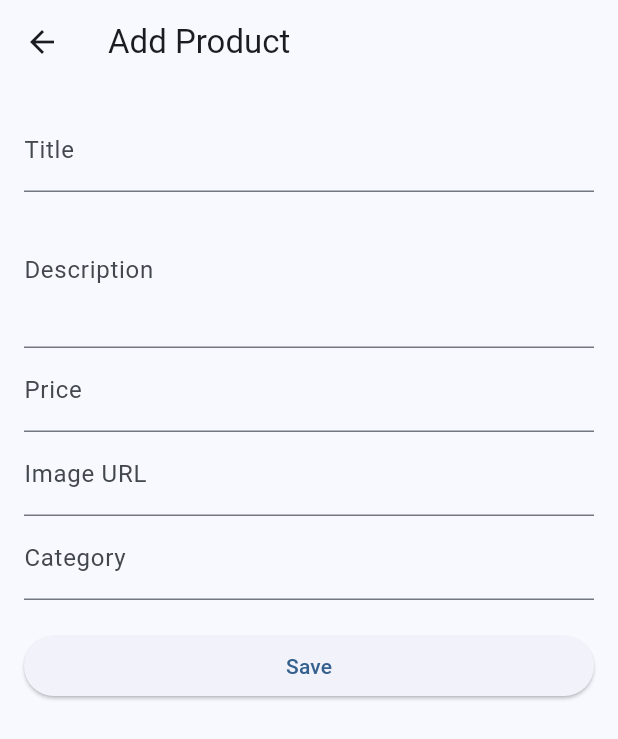
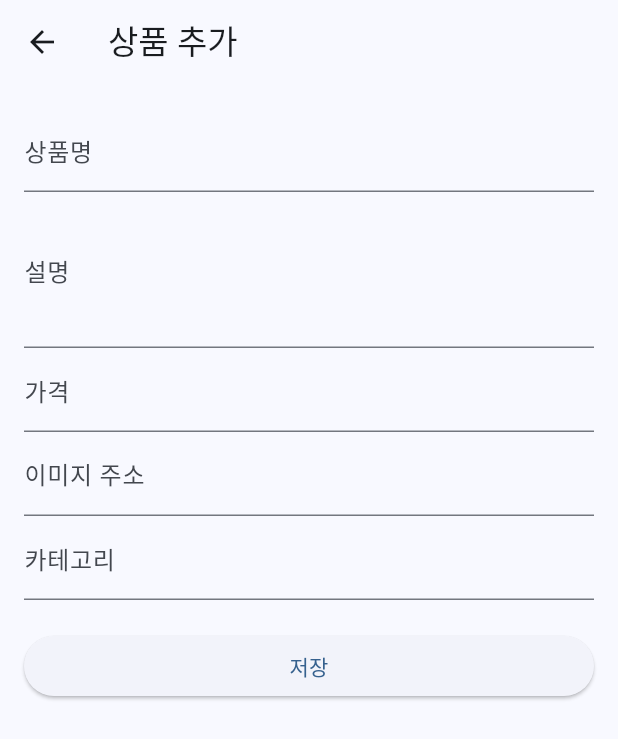
Before and after one commit to ParkTaeGyu/shopping-mall, a Flutter app: the AdminProductEditScreen screen opened by its route, on a phone screen of 412 x 824 dp. Shown: the top 739 px of the screen. Run offline on Flutter 3.47's test engine with Material 3 defaults, Android fonts, the phone set to English and light mode, and no system bars; our stand-ins replace flutter_dotenv, flutter_riverpod, go_router, supabase_flutter; accounts and stored records are empty.

Commit message:
Localize UI to Korean and rename app

```diff
--- a/lib/src/app.dart
+++ b/lib/src/app.dart
@@ -10,7 +10,7 @@ class MyApp extends ConsumerWidget {
     final router = ref.watch(routerProvider);
 
     return MaterialApp.router(
-      title: 'Copang',
+      title: '미용재료 쇼핑몰',
       theme: ThemeData(
         colorScheme: ColorScheme.fromSeed(seedColor: Colors.blue),
         useMaterial3: true,
--- a/lib/src/core/scaffold_with_nav_bar.dart
+++ b/lib/src/core/scaffold_with_nav_bar.dart
@@ -27,22 +27,22 @@ class ScaffoldWithNavBar extends StatelessWidget {
           NavigationDestination(
             icon: Icon(Icons.home_outlined),
             selectedIcon: Icon(Icons.home),
-            label: 'Home',
+            label: '홈',
           ),
           NavigationDestination(
             icon: Icon(Icons.grid_view_outlined),
             selectedIcon: Icon(Icons.grid_view),
-            label: 'Categories',
+            label: '카테고리',
           ),
           NavigationDestination(
             icon: Icon(Icons.shopping_cart_outlined),
             selectedIcon: Icon(Icons.shopping_cart),
-            label: 'Cart',
+            label: '장바구니',
           ),
           NavigationDestination(
             icon: Icon(Icons.person_outlined),
             selectedIcon: Icon(Icons.person),
-            label: 'Profile',
+            label: '내 정보',
           ),
         ],
       ),
--- a/lib/src/features/admin_dashboard/presentation/admin_dashboard_screen.dart
+++ b/lib/src/features/admin_dashboard/presentation/admin_dashboard_screen.dart
@@ -14,16 +14,16 @@ class AdminDashboardScreen extends ConsumerWidget {
 
     return Scaffold(
       appBar: AppBar(
-        title: const Text('Admin Dashboard'),
+        title: const Text('관리자 대시보드'),
         actions: [
           IconButton(
             icon: const Icon(Icons.list_alt),
-            tooltip: 'Manage Orders',
+            tooltip: '주문 관리',
             onPressed: () => context.go('/admin/orders'),
           ),
           IconButton(
             icon: const Icon(Icons.people),
-            tooltip: 'Manage Users',
+            tooltip: '사용자 관리',
             onPressed: () => context.go('/admin/users'),
           ),
           IconButton(
@@ -73,7 +73,7 @@ class AdminDashboardScreen extends ConsumerWidget {
           },
         ),
         loading: () => const Center(child: CircularProgressIndicator()),
-        error: (err, stack) => Center(child: Text('Error: $err')),
+        error: (err, stack) => Center(child: Text('오류: $err')),
       ),
       floatingActionButton: FloatingActionButton(
         onPressed: () => context.go('/admin/dashboard/product/add'),
--- a/lib/src/features/admin_dashboard/presentation/admin_order_list_screen.dart
+++ b/lib/src/features/admin_dashboard/presentation/admin_order_list_screen.dart
@@ -11,11 +11,11 @@ class AdminOrderListScreen extends ConsumerWidget {
     final ordersAsync = ref.watch(adminOrdersProvider);
 
     return Scaffold(
-      appBar: AppBar(title: const Text('Order Management')),
+      appBar: AppBar(title: const Text('주문 관리')),
       body: ordersAsync.when(
         data: (orders) {
           if (orders.isEmpty) {
-            return const Center(child: Text('No orders found'));
+            return const Center(child: Text('주문이 없습니다'));
           }
           return ListView.builder(
             itemCount: orders.length,
@@ -24,16 +24,16 @@ class AdminOrderListScreen extends ConsumerWidget {
               return Card(
                 margin: const EdgeInsets.all(8),
                 child: ExpansionTile(
-                  title: Text('Order #${order.id}'),
+                  title: Text('주문 #${order.id}'),
                   subtitle: Text(
-                    '${order.createdAt.toString().split('.')[0]} - \$${order.totalAmount}\nStatus: ${order.status.label}',
+                    '${order.createdAt.toString().split('.')[0]} - \$${order.totalAmount}\n상태: ${order.status.label}',
                   ),
                   children: [
                     Padding(
                       padding: const EdgeInsets.all(16.0),
                       child: Row(
                         children: [
-                          const Text('Update Status: '),
+                          const Text('상태 변경: '),
                           const SizedBox(width: 10),
                           DropdownButton<app_order.OrderStatus>(
                             value: order.status,
@@ -60,7 +60,7 @@ class AdminOrderListScreen extends ConsumerWidget {
           );
         },
         loading: () => const Center(child: CircularProgressIndicator()),
-        error: (err, stack) => Center(child: Text('Error: $err')),
+        error: (err, stack) => Center(child: Text('오류: $err')),
       ),
     );
   }
--- a/lib/src/features/admin_dashboard/presentation/admin_product_edit_screen.dart
+++ b/lib/src/features/admin_dashboard/presentation/admin_product_edit_screen.dart
@@ -65,7 +65,7 @@ class _AdminProductEditScreenState extends ConsumerState<AdminProductEditScreen>
 
       if (mounted) context.pop();
     } catch (e) {
-      if (mounted) ScaffoldMessenger.of(context).showSnackBar(SnackBar(content: Text('Error: $e')));
+      if (mounted) ScaffoldMessenger.of(context).showSnackBar(SnackBar(content: Text('오류: $e')));
     } finally {
       if (mounted) setState(() => _isLoading = false);
     }
@@ -74,7 +74,7 @@ class _AdminProductEditScreenState extends ConsumerState<AdminProductEditScreen>
   @override
   Widget build(BuildContext context) {
     return Scaffold(
-      appBar: AppBar(title: Text(widget.productId == null ? 'Add Product' : 'Edit Product')),
+      appBar: AppBar(title: Text(widget.productId == null ? '상품 추가' : '상품 수정')),
       body: _isLoading
           ? const Center(child: CircularProgressIndicator())
           : Padding(
@@ -85,33 +85,33 @@ class _AdminProductEditScreenState extends ConsumerState<AdminProductEditScreen>
                   children: [
                     TextFormField(
                       controller: _titleController,
-                      decoration: const InputDecoration(labelText: 'Title'),
-                      validator: (v) => v!.isEmpty ? 'Required' : null,
+                      decoration: const InputDecoration(labelText: '상품명'),
+                      validator: (v) => v!.isEmpty ? '필수 입력' : null,
                     ),
                     TextFormField(
                       controller: _descriptionController,
-                      decoration: const InputDecoration(labelText: 'Description'),
+                      decoration: const InputDecoration(labelText: '설명'),
                       maxLines: 3,
                     ),
                     TextFormField(
                       controller: _priceController,
-                      decoration: const InputDecoration(labelText: 'Price'),
+                      decoration: const InputDecoration(labelText: '가격'),
                       keyboardType: TextInputType.number,
-                      validator: (v) => double.tryParse(v!) == null ? 'Invalid number' : null,
+                      validator: (v) => double.tryParse(v!) == null ? '올바른 숫자를 입력해주세요' : null,
                     ),
                     TextFormField(
                       controller: _imageUrlController,
-                      decoration: const InputDecoration(labelText: 'Image URL'),
+                      decoration: const InputDecoration(labelText: '이미지 주소'),
                     ),
                     TextFormField(
                       controller: _categoryController,
-                      decoration: const InputDecoration(labelText: 'Category'),
-                      validator: (v) => v!.isEmpty ? 'Required' : null,
+                      decoration: const InputDecoration(labelText: '카테고리'),
+                      validator: (v) => v!.isEmpty ? '필수 입력' : null,
                     ),
                     const SizedBox(height: 20),
                     ElevatedButton(
                       onPressed: _save,
-                      child: const Text('Save'),
+                      child: const Text('저장'),
                     ),
                   ],
                 ),
--- a/lib/src/features/admin_dashboard/presentation/admin_user_list_screen.dart
+++ b/lib/src/features/admin_dashboard/presentation/admin_user_list_screen.dart
@@ -12,11 +12,11 @@ class AdminUserListScreen extends ConsumerWidget {
     final usersAsync = ref.watch(adminUsersProvider);
 
     return Scaffold(
-      appBar: AppBar(title: const Text('User Management')),
+      appBar: AppBar(title: const Text('사용자 관리')),
       body: usersAsync.when(
         data: (users) {
           if (users.isEmpty) {
-            return const Center(child: Text('No users found'));
+            return const Center(child: Text('사용자가 없습니다'));
           }
           return ListView.builder(
             itemCount: users.length,
@@ -26,10 +26,10 @@ class AdminUserListScreen extends ConsumerWidget {
                 margin: const EdgeInsets.symmetric(horizontal: 16, vertical: 8),
                 child: ListTile(
                   leading: CircleAvatar(
-                    child: Text(user.role == UserRole.admin ? 'A' : 'U'),
+                    child: Text(user.role == UserRole.admin ? '관' : '일'),
                   ),
                   title: Text(user.email),
-                  subtitle: Text('ID: ${user.id}'),
+                  subtitle: Text('아이디: ${user.id}'),
                   trailing: DropdownButton<UserRole>(
                     value: user.role,
                     onChanged: (newRole) async {
@@ -37,16 +37,16 @@ class AdminUserListScreen extends ConsumerWidget {
                          bool confirm = await showDialog(
                           context: context,
                           builder: (context) => AlertDialog(
-                            title: const Text('Change Role'),
-                            content: Text("Change ${user.email}'s role to ${newRole.label}?"),
+                            title: const Text('권한 변경'),
+                            content: Text('${user.email}의 권한을 ${newRole.label}로 변경할까요?'),
                             actions: [
                               TextButton(
                                 onPressed: () => Navigator.of(context).pop(false),
-                                child: const Text('Cancel'),
+                                child: const Text('취소'),
                               ),
                               TextButton(
                                 onPressed: () => Navigator.of(context).pop(true),
-                                child: const Text('Confirm'),
+                                child: const Text('확인'),
                               ),
                             ],
                           ),
@@ -71,7 +71,7 @@ class AdminUserListScreen extends ConsumerWidget {
           );
         },
         loading: () => const Center(child: CircularProgressIndicator()),
-        error: (err, stack) => Center(child: Text('Error: $err')),
+        error: (err, stack) => Center(child: Text('오류: $err')),
       ),
     );
   }
--- a/lib/src/features/auth/presentation/login_screen.dart
+++ b/lib/src/features/auth/presentation/login_screen.dart
@@ -37,7 +37,7 @@ class _LoginScreenState extends ConsumerState<LoginScreen> {
         setState(() => _isLoading = false);
         if (!success) {
           ScaffoldMessenger.of(context).showSnackBar(
-            const SnackBar(content: Text('Login failed. Check ID (Email format) & Password.')),
+            const SnackBar(content: Text('로그인 실패. 이메일 형식과 비밀번호를 확인해주세요.')),
           );
         }
       }
@@ -51,7 +51,7 @@ class _LoginScreenState extends ConsumerState<LoginScreen> {
       if (!email.contains('@')) {
          setState(() => _isLoading = false);
          ScaffoldMessenger.of(context).showSnackBar(
-            const SnackBar(content: Text('Please enter a valid email for Sign Up.')),
+            const SnackBar(content: Text('회원가입은 이메일 형식이 필요합니다.')),
           );
           return;
       }
@@ -64,11 +64,11 @@ class _LoginScreenState extends ConsumerState<LoginScreen> {
         setState(() => _isLoading = false);
         if (success) {
            ScaffoldMessenger.of(context).showSnackBar(
-            const SnackBar(content: Text('Sign Up successful! Please Login.')),
+            const SnackBar(content: Text('회원가입 완료. 로그인해주세요.')),
           );
         } else {
           ScaffoldMessenger.of(context).showSnackBar(
-            const SnackBar(content: Text('Sign Up failed. Email might be already in use.')),
+            const SnackBar(content: Text('회원가입 실패. 이미 사용 중인 이메일일 수 있어요.')),
           );
         }
       }
@@ -78,7 +78,7 @@ class _LoginScreenState extends ConsumerState<LoginScreen> {
   @override
   Widget build(BuildContext context) {
     return Scaffold(
-      appBar: AppBar(title: const Text('Login')),
+      appBar: AppBar(title: const Text('로그인')),
       body: Center(
         child: Padding(
           padding: const EdgeInsets.all(24.0),
@@ -89,20 +89,20 @@ class _LoginScreenState extends ConsumerState<LoginScreen> {
               children: [
                 TextFormField(
                   controller: _emailController,
-                  decoration: const InputDecoration(labelText: 'Email'),
+                  decoration: const InputDecoration(labelText: '이메일'),
                   validator: (value) {
-                    if (value == null || value.isEmpty) return 'Please enter email';
-                    if (!value.contains('@')) return 'Please enter a valid email';
+                    if (value == null || value.isEmpty) return '이메일을 입력해주세요';
+                    if (!value.contains('@')) return '유효한 이메일을 입력해주세요';
                     return null;
                   },
                 ),
                 const SizedBox(height: 16),
                 TextFormField(
                   controller: _passwordController,
-                  decoration: const InputDecoration(labelText: 'Password'),
+                  decoration: const InputDecoration(labelText: '비밀번호'),
                   obscureText: true,
                   validator: (value) =>
-                      value == null || value.isEmpty ? 'Please enter password' : null,
+                      value == null || value.isEmpty ? '비밀번호를 입력해주세요' : null,
                 ),
                 const SizedBox(height: 24),
                 Row(
@@ -110,12 +110,12 @@ class _LoginScreenState extends ConsumerState<LoginScreen> {
                   children: [
                     ElevatedButton(
                       onPressed: _login,
-                      child: const Text('Login'),
+                      child: const Text('로그인'),
                     ),
                     const SizedBox(width: 16),
                     TextButton(
                       onPressed: _signUp,
-                      child: const Text('Sign Up'),
+                      child: const Text('회원가입'),
                     ),
                   ],
                 ),
--- a/lib/src/features/cart/presentation/cart_screen.dart
+++ b/lib/src/features/cart/presentation/cart_screen.dart
@@ -11,9 +11,9 @@ class CartScreen extends ConsumerWidget {
     final total = ref.watch(cartTotalProvider);
 
     return Scaffold(
-      appBar: AppBar(title: const Text('Shopping Cart')),
+      appBar: AppBar(title: const Text('장바구니')),
       body: cartItems.isEmpty
-          ? const Center(child: Text('Your Cart is Empty'))
+          ? const Center(child: Text('장바구니가 비어있습니다'))
           : Column(
               children: [
                 Expanded(
@@ -29,7 +29,7 @@ class CartScreen extends ConsumerWidget {
                           child: const Icon(Icons.image, color: Colors.grey),
                         ),
                         title: Text(item.product.title),
-                        subtitle: Text('\$${item.product.price} x ${item.quantity}'),
+                        subtitle: Text('\$${item.product.price} x ${item.quantity}개'),
                         trailing: Row(
                           mainAxisSize: MainAxisSize.min,
                           children: [
@@ -74,7 +74,7 @@ class CartScreen extends ConsumerWidget {
                       Column(
                         crossAxisAlignment: CrossAxisAlignment.start,
                         children: [
-                          const Text('Total', style: TextStyle(color: Colors.grey)),
+                          const Text('합계', style: TextStyle(color: Colors.grey)),
                           Text(
                             '\$${total.toStringAsFixed(2)}',
                             style: const TextStyle(fontSize: 20, fontWeight: FontWeight.bold),
@@ -85,10 +85,10 @@ class CartScreen extends ConsumerWidget {
                         onPressed: () {
                           // Implement Checkout
                           ScaffoldMessenger.of(context).showSnackBar(
-                            const SnackBar(content: Text('Checkout functionality not implemented yet.')),
+                            const SnackBar(content: Text('결제 기능은 아직 준비 중입니다.')),
                           );
                         },
-                        child: const Text('Checkout'),
+                        child: const Text('결제하기'),
                       ),
                     ],
                   ),
--- a/lib/src/features/products/data/fake_product_repository.dart
+++ b/lib/src/features/products/data/fake_product_repository.dart
@@ -5,32 +5,32 @@ class FakeProductRepository {
   final List<Product> _products = [
     const Product(
       id: '1',
-      title: 'Premium Hair Shampoo',
-      description: 'Revitalize your hair with this premium shampoo.',
+      title: '프리미엄 헤어 샴푸',
+      description: '풍성하고 윤기 있는 모발을 위한 프리미엄 샴푸.',
       price: 25.0,
       imageUrl: 'https://via.placeholder.com/150',
       category: 'Hair',
     ),
     const Product(
       id: '2',
-      title: 'Aloe Vera Skin Gel',
-      description: 'Soothing gel for all skin types.',
+      title: '알로에 스킨 젤',
+      description: '모든 피부 타입에 부드럽게 흡수되는 진정 젤.',
       price: 15.0,
       imageUrl: 'https://via.placeholder.com/150',
       category: 'Skin',
     ),
     const Product(
       id: '3',
-      title: 'Matte Lipstick Red',
-      description: 'Long-lasting matte lipstick.',
+      title: '매트 립스틱 레드',
+      description: '오래 지속되는 선명한 매트 립스틱.',
       price: 20.0,
       imageUrl: 'https://via.placeholder.com/150',
       category: 'Makeup',
     ),
     const Product(
       id: '4',
-      title: 'Nail Polish Remover',
-      description: 'Acetone-free nail polish remover.',
+      title: '네일 폴리시 리무버',
+      description: '아세톤 프리, 손톱에 부담이 적은 리무버.',
       price: 8.0,
       imageUrl: 'https://via.placeholder.com/150',
       category: 'Nail',
@@ -42,7 +42,7 @@ class FakeProductRepository {
   }
 
   Product? getProduct(String id) {
-    return _products.firstWhere((product) => product.id == id, orElse: () => throw Exception('Product not found'));
+    return _products.firstWhere((product) => product.id == id, orElse: () => throw Exception('상품을 찾을 수 없습니다'));
   }
 
   List<Product> getProductsByCategory(String category) {
--- a/lib/src/features/products/presentation/user/categories_screen.dart
+++ b/lib/src/features/products/presentation/user/categories_screen.dart
@@ -6,8 +6,8 @@ class CategoriesScreen extends StatelessWidget {
   @override
   Widget build(BuildContext context) {
     return Scaffold(
-      appBar: AppBar(title: const Text('Categories')),
-      body: const Center(child: Text('All Categories')),
+      appBar: AppBar(title: const Text('카테고리')),
+      body: const Center(child: Text('전체 카테고리')),
     );
   }
 }
--- a/lib/src/features/products/presentation/user/product_detail_screen.dart
+++ b/lib/src/features/products/presentation/user/product_detail_screen.dart
@@ -18,7 +18,7 @@ class ProductDetailScreen extends ConsumerWidget {
           if (product == null) {
             return Scaffold(
               appBar: AppBar(),
-              body: const Center(child: Text('Product not found')),
+              body: const Center(child: Text('상품을 찾을 수 없습니다')),
             );
           }
           return Scaffold(
@@ -71,10 +71,10 @@ class ProductDetailScreen extends ConsumerWidget {
                       onPressed: () {
                         ref.read(cartServiceProvider.notifier).addItem(product);
                         ScaffoldMessenger.of(context).showSnackBar(
-                          SnackBar(content: Text('${product.title} added to cart')),
+                          SnackBar(content: Text('${product.title} 장바구니에 담겼습니다')),
                         );
                       },
-                      child: const Text('Add to Cart'),
+                      child: const Text('장바구니 담기'),
                     ),
                   ),
                 ),
@@ -88,7 +88,7 @@ class ProductDetailScreen extends ConsumerWidget {
         ),
         error: (err, stack) => Scaffold(
           appBar: AppBar(),
-          body: Center(child: Text('Error: $err')),
+          body: Center(child: Text('오류: $err')),
         ),
       ),
     );
--- a/lib/src/features/products/presentation/user/product_list_screen.dart
+++ b/lib/src/features/products/presentation/user/product_list_screen.dart
@@ -17,7 +17,7 @@ class ProductListScreen extends ConsumerWidget {
       body: productsAsync.when(
         data: (products) {
           if (products.isEmpty) {
-            return const Center(child: Text('No products found in this category.'));
+            return const Center(child: Text('이 카테고리에 상품이 없습니다.'));
           }
           return GridView.builder(
             padding: const EdgeInsets.all(16),
@@ -67,7 +67,7 @@ class ProductListScreen extends ConsumerWidget {
           );
         },
         loading: () => const Center(child: CircularProgressIndicator()),
-        error: (err, stack) => Center(child: Text('Error: $err')),
+        error: (err, stack) => Center(child: Text('오류: $err')),
       ),
     );
   }
--- a/lib/src/features/products/presentation/user/user_home_screen.dart
+++ b/lib/src/features/products/presentation/user/user_home_screen.dart
@@ -10,7 +10,7 @@ class UserHomeScreen extends ConsumerWidget {
   Widget build(BuildContext context, WidgetRef ref) {
     return Scaffold(
       appBar: AppBar(
-        title: const Text('Copang Store'),
+        title: const Text('미용재료 쇼핑몰'),
         actions: [
           IconButton(
             icon: const Icon(Icons.logout),
@@ -34,7 +34,7 @@ class UserHomeScreen extends ConsumerWidget {
                   children: [
                     Icon(Icons.image, size: 50, color: Colors.grey),
                     SizedBox(height: 8),
-                    Text('Promotional Banner Placeholder'),
+                    Text('프로모션 배너 영역'),
                   ],
                 ),
               ),
@@ -47,7 +47,7 @@ class UserHomeScreen extends ConsumerWidget {
                 crossAxisAlignment: CrossAxisAlignment.start,
                 children: [
                   const Text(
-                    'Shop by Category',
+                    '카테고리별 쇼핑',
                     style: TextStyle(fontSize: 20, fontWeight: FontWeight.bold),
                   ),
                   const SizedBox(height: 16),
@@ -58,10 +58,10 @@ class UserHomeScreen extends ConsumerWidget {
                     mainAxisSpacing: 16,
                     crossAxisSpacing: 16,
                     children: const [
-                      _CategoryItem(icon: Icons.cut, label: 'Hair'),
-                      _CategoryItem(icon: Icons.face, label: 'Skin'),
-                      _CategoryItem(icon: Icons.brush, label: 'Makeup'),
-                      _CategoryItem(icon: Icons.spa, label: 'Nail'),
+                      _CategoryItem(icon: Icons.cut, value: 'Hair', label: '헤어'),
+                      _CategoryItem(icon: Icons.face, value: 'Skin', label: '스킨'),
+                      _CategoryItem(icon: Icons.brush, value: 'Makeup', label: '메이크업'),
+                      _CategoryItem(icon: Icons.spa, value: 'Nail', label: '네일'),
                     ],
                   ),
                 ],
@@ -76,14 +76,15 @@ class UserHomeScreen extends ConsumerWidget {
 
 class _CategoryItem extends StatelessWidget {
   final IconData icon;
+  final String value;
   final String label;
 
-  const _CategoryItem({required this.icon, required this.label});
+  const _CategoryItem({required this.icon, required this.value, required this.label});
 
   @override
   Widget build(BuildContext context) {
     return GestureDetector(
-      onTap: () => context.go('/category/$label'),
+      onTap: () => context.go('/category/$value'),
       child: Column(
         children: [
           CircleAvatar(
--- a/lib/src/features/profile/presentation/profile_screen.dart
+++ b/lib/src/features/profile/presentation/profile_screen.dart
@@ -8,13 +8,13 @@ class ProfileScreen extends ConsumerWidget {
   @override
   Widget build(BuildContext context, WidgetRef ref) {
     return Scaffold(
-      appBar: AppBar(title: const Text('Profile')),
+      appBar: AppBar(title: const Text('내 정보')),
       body: Center(
         child: ElevatedButton(
           onPressed: () {
             ref.read(authControllerProvider.notifier).logout();
           },
-          child: const Text('Logout'),
+          child: const Text('로그아웃'),
         ),
       ),
     );
```
Also changed, not shown: lib/src/features/auth/domain/app_user.dart (+8 -1 lines), lib/src/features/orders/domain/order.dart (+12 -1 lines), 3 other files.
